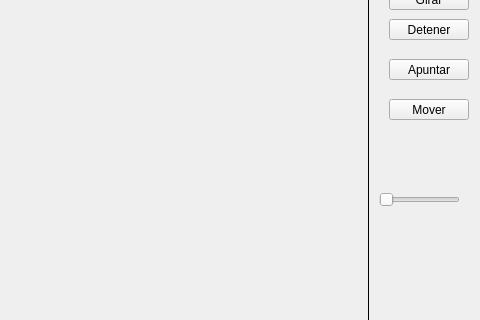
The window that mainwindow.ui (JesusMiramontes/QT-MatrixTransformations) describes before a commit, drawn with Qt 5; both pictures show x 331 to 811 and y 108 to 428 of the 811 by 766 pixel window.
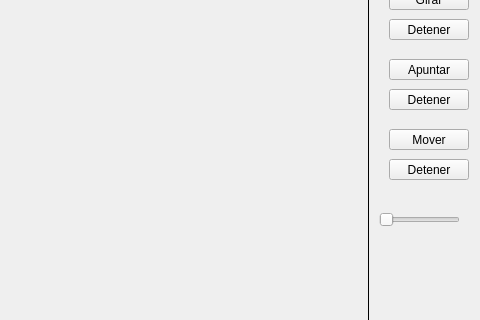
The same window after the commit.

What changed in the file:
```diff
--- a/mainwindow.ui
+++ b/mainwindow.ui
@@ -34,7 +34,7 @@
     <property name="geometry">
      <rect>
       <x>710</x>
-      <y>280</y>
+      <y>300</y>
       <width>81</width>
       <height>22</height>
      </rect>
@@ -105,7 +105,7 @@
     <property name="geometry">
      <rect>
       <x>720</x>
-      <y>190</y>
+      <y>220</y>
       <width>80</width>
       <height>21</height>
      </rect>
@@ -114,6 +114,32 @@
      <string>Mover</string>
     </property>
    </widget>
+   <widget class="QPushButton" name="btnDetenerApuntar">
+    <property name="geometry">
+     <rect>
+      <x>720</x>
+      <y>180</y>
+      <width>80</width>
+      <height>21</height>
+     </rect>
+    </property>
+    <property name="text">
+     <string>Detener</string>
+    </property>
+   </widget>
+   <widget class="QPushButton" name="btnDetenerMover">
+    <property name="geometry">
+     <rect>
+      <x>720</x>
+      <y>250</y>
+      <width>80</width>
+      <height>21</height>
+     </rect>
+    </property>
+    <property name="text">
+     <string>Detener</string>
+    </property>
+   </widget>
   </widget>
   <widget class="QMenuBar" name="menuBar">
    <property name="geometry">
```
